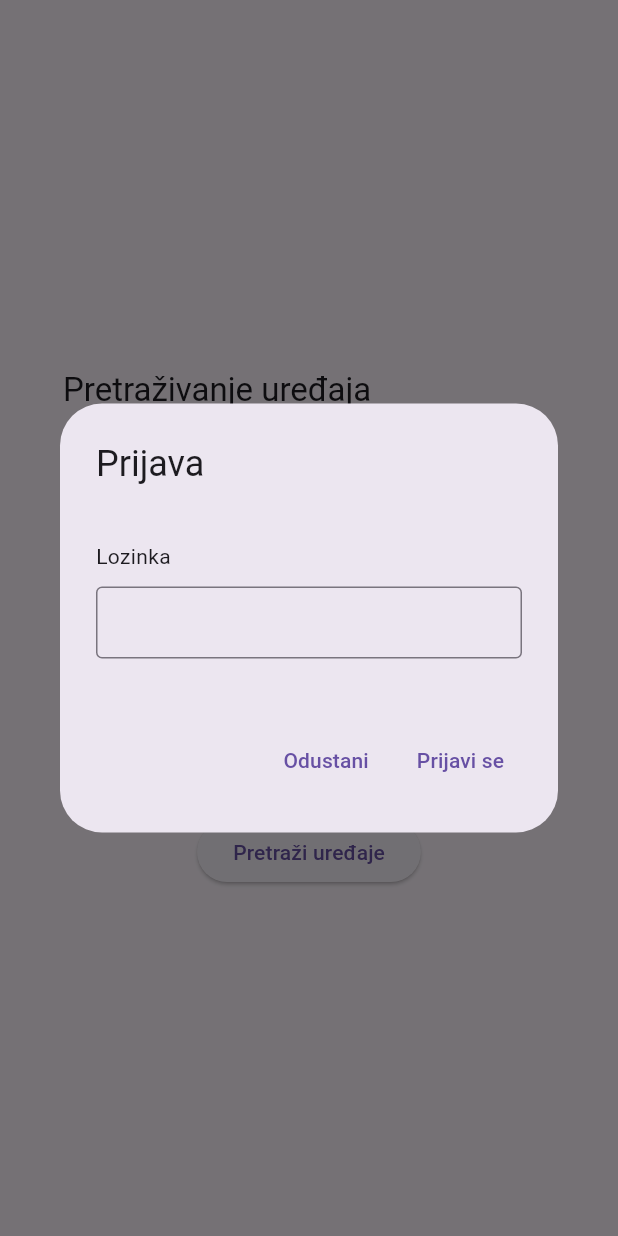
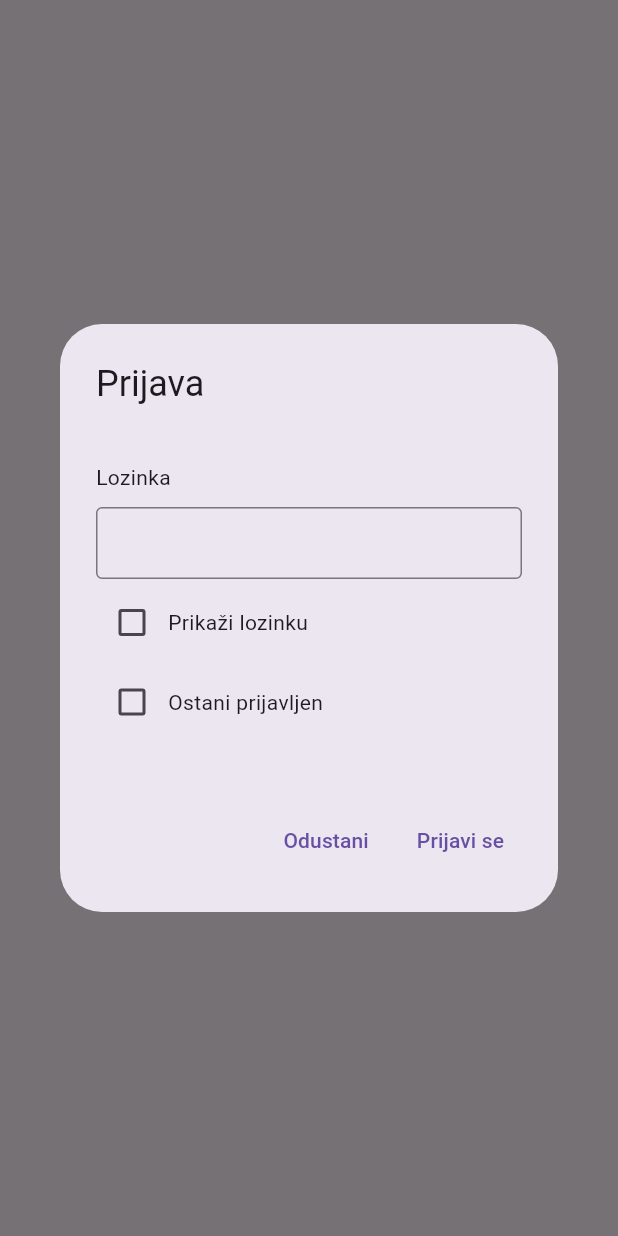
Before and after one commit to jmojzes21/Smart_Home, a Flutter app: the screen it shows after launch, after a tap on "Pretraži uređaje", after a tap on "Virtualni uređaj", on a phone screen of 412 x 824 dp. Run offline on Flutter 3.47's test engine with Material 3 defaults, Android fonts, the phone set to English and light mode, and no system bars; our stand-ins replace multicast_dns; missing offline and left inert: file_selector.

Commit message:
Promijeni LoginDialog

```diff
--- /dev/null
+++ b/smart_leds_app/lib/models/misc/login_dialog_result.dart
@@ -0,0 +1,6 @@
+class LoginDialogResult {
+  String password = '';
+  bool stayLoggedIn = false;
+
+  LoginDialogResult(this.password, this.stayLoggedIn);
+}
--- a/smart_leds_app/lib/widgets/dialogs/login.dart
+++ b/smart_leds_app/lib/widgets/dialogs/login.dart
@@ -1,32 +1,41 @@
 import 'package:flutter/material.dart';
-import 'package:smart_leds_app/models/device/device.dart';
-import 'package:smart_leds_app/models/exceptions.dart';
-import 'package:smart_leds_app/widgets/message_dialogs.dart';
+import 'package:smart_leds_app/models/misc/login_dialog_result.dart';
+import 'package:smart_leds_app/widgets/checkbox.dart';
+import 'package:smart_leds_app/widgets/dialogs/simple_dialogs.dart';
 
 class LoginDialog extends StatefulWidget {
-  final Device device;
-  const LoginDialog({super.key, required this.device});
+  const LoginDialog({super.key});
 
   @override
   State<LoginDialog> createState() => _LoginDialogState();
+
+  static Future<LoginDialogResult?> show(BuildContext context) async {
+    var result = await showDialog<LoginDialogResult>(
+      context: context,
+      builder: (context) => LoginDialog(),
+    );
+
+    return result;
+  }
 }
 
 class _LoginDialogState extends State<LoginDialog> {
   var tcPassword = TextEditingController();
+  var showPassword = false;
+  var stayLoggedIn = false;
 
-  void login() async {
-    try {
-      var password = tcPassword.text.trim();
-      if (password.isEmpty) return;
+  void login() {
+    var password = tcPassword.text.trim();
+    if (password.isEmpty) {
+      SimpleDialogs.showMessage(
+          context: context,
+          title: 'Prijava',
+          message: 'Potrebno je unijeti lozinku.');
+      return;
+    }
 
-      await widget.device.login(password);
-
-      if (!mounted) return;
-      Navigator.of(context).pop();
-    } on DeviceException catch (e) {
-      if (!mounted) return;
-      showMessageDialog(context, 'Prijava', e.message);
-    }
+    var result = LoginDialogResult(password, stayLoggedIn);
+    Navigator.of(context).pop(result);
   }
 
   @override
@@ -57,14 +66,26 @@ class _LoginDialogState extends State<LoginDialog> {
               const SizedBox(height: 10),
               TextField(
                 controller: tcPassword,
-                obscureText: true,
+                obscureText: showPassword == false,
                 enableSuggestions: false,
                 autocorrect: false,
                 decoration: InputDecoration(
                   isDense: true,
                   border: OutlineInputBorder(),
                 ),
-              )
+              ),
+              const SizedBox(height: 5),
+              CheckboxText(
+                value: showPassword,
+                text: 'Prikaži lozinku',
+                onChanged: (value) => setState(() => showPassword = value),
+              ),
+              const SizedBox(height: 5),
+              CheckboxText(
+                value: stayLoggedIn,
+                text: 'Ostani prijavljen',
+                onChanged: (value) => setState(() => stayLoggedIn = value),
+              ),
             ],
           ),
         ),
```
